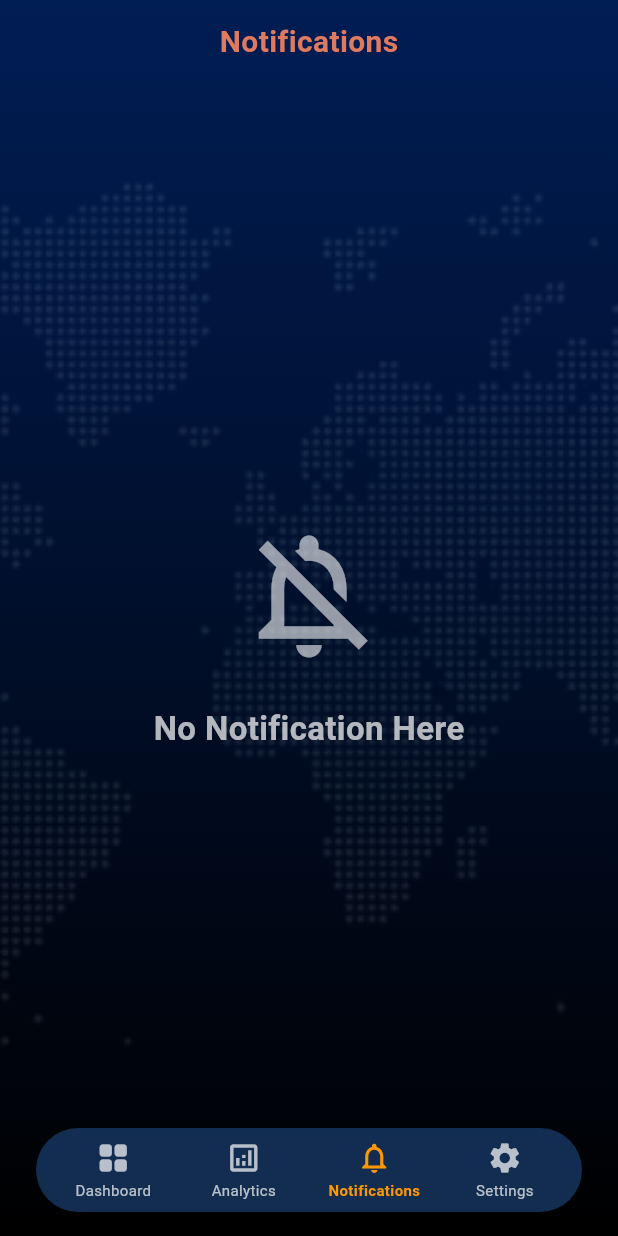
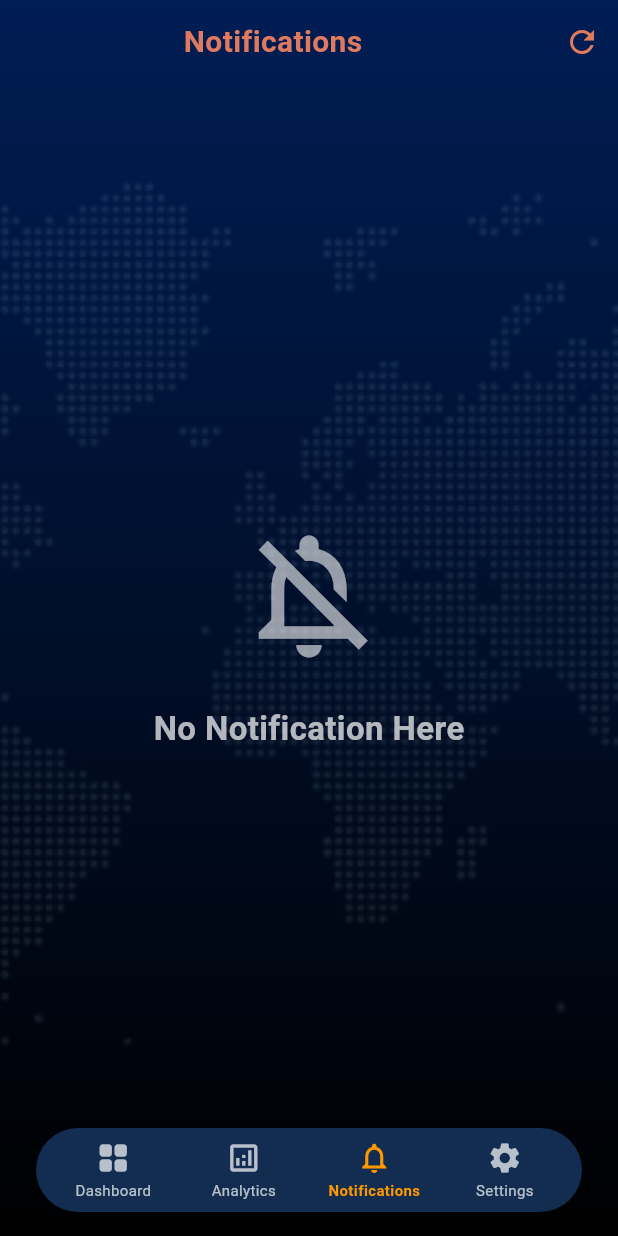
Before and after one commit to Fer3awnsgoat/iot-monitoring-system, a Flutter app: the MainScreen screen opened by its route, item 2 of the bottom bar chosen, after a tap on "Notifications", on a phone screen of 412 x 824 dp. Run offline on Flutter 3.47's test engine with Material 3 defaults, Android fonts, the light colour scheme and no system bars; our stand-ins replace fl_chart, flutter_secure_storage, rating_dialog, shared_preferences; accounts and stored records are empty; network calls fail.

```diff
--- a/lib/models/notification.dart
+++ b/lib/models/notification.dart
@@ -1,25 +1,37 @@
 // Simple model to store notification data
-class AppNotification {
-  final String type; // 'gas', 'temperature', or 'sound'
-  final String status; // 'normal', 'warning', or 'dangerous'
-  final String message; // The notification message
-  final double value; // The sensor value that triggered the notification
-  final DateTime timestamp; // When the notification was created
+class Notification {
+  final String id;
+  final String type;
+  final String message;
+  final DateTime timestamp;
+  final bool read;
 
-  AppNotification({
+  Notification({
+    required this.id,
     required this.type,
-    required this.status,
     required this.message,
-    required this.value,
-    DateTime? timestamp,
-  }) : timestamp = timestamp ?? DateTime.now();
+    required this.timestamp,
+    this.read = false,
+  });
+
+  factory Notification.fromJson(Map<String, dynamic> json) {
+    return Notification(
+      id: json['_id'] ?? json['id'],
+      type: json['type'],
+      message: json['message'],
+      timestamp: DateTime.parse(json['timestamp']),
+      read: json['read'] ?? false,
+    );
+  }
 
   // Convert to JSON for sending to backend
-  Map<String, dynamic> toJson() => {
-        'type': type,
-        'status': status,
-        'message': message,
-        'value': value,
-        'timestamp': timestamp.toIso8601String(),
-      };
+  Map<String, dynamic> toJson() {
+    return {
+      'id': id,
+      'type': type,
+      'message': message,
+      'timestamp': timestamp.toIso8601String(),
+      'read': read,
+    };
+  }
 }
--- a/lib/notification_service.dart
+++ b/lib/notification_service.dart
@@ -2,7 +2,7 @@ import 'package:flutter/material.dart';
 import 'package:http/http.dart' as http;
 import 'dart:convert';
 import 'package:flutter_secure_storage/flutter_secure_storage.dart';
-import 'models/notification.dart';
+import 'models/notification.dart' as app_notification;
 import 'config.dart';
 import 'dart:async';
 
@@ -26,10 +26,11 @@ class NotificationService {
   double _soundDangerThreshold = 100.0;
 
   // List to store notifications in memory
-  final List<AppNotification> _notifications = [];
+  final List<app_notification.Notification> _notifications = [];
 
   // Getter for notifications
-  List<AppNotification> get notifications => List.unmodifiable(_notifications);
+  List<app_notification.Notification> get notifications =>
+      List.unmodifiable(_notifications);
 
   // Initialize and sync thresholds from backend
   Future<void> initializeThresholds() async {
@@ -228,11 +229,13 @@ class NotificationService {
     required double value,
   }) async {
     // Create notification object
-    final notification = AppNotification(
+    final notification = app_notification.Notification(
+      id: DateTime.now()
+          .millisecondsSinceEpoch
+          .toString(), // Generate a temporary ID
       type: type,
-      status: status,
       message: message,
-      value: value,
+      timestamp: DateTime.now(),
     );
 
     // Add to in-memory list
--- /dev/null
+++ b/lib/providers/notification_provider.dart
@@ -0,0 +1,107 @@
+import 'package:flutter/material.dart';
+import 'package:provider/provider.dart';
+import 'package:http/http.dart' as http;
+import 'dart:convert';
+import 'package:flutter_secure_storage/flutter_secure_storage.dart';
+import '../models/notification.dart'
+    as app_notification; // Import with a prefix
+import '../config.dart'; // Assuming you have a config file for your API base URL
+
+class NotificationProvider with ChangeNotifier {
+  final _storage = const FlutterSecureStorage();
+  List<app_notification.Notification> _notifications =
+      []; // Use the prefixed name
+  bool _isLoading = false;
+  String? _error;
+
+  List<app_notification.Notification> get notifications =>
+      _notifications; // Use the prefixed name
+  bool get isLoading => _isLoading;
+  String? get error => _error;
+
+  Future<void> fetchNotifications() async {
+    debugPrint('Fetching notifications...');
+    _isLoading = true;
+    _error = null;
+    notifyListeners();
+
+    try {
+      final token = await _storage.read(key: 'auth_token');
+      if (token == null) {
+        _error = 'No authentication token found';
+        debugPrint('Error: $_error');
+        return;
+      }
+
+      final url = Uri.parse(
+          Config.notificationsEndpoint); // Use the correct endpoint from Config
+      debugPrint('Fetching from URL: $url');
+
+      final response = await http.get(
+        url,
+        headers: {
+          'Authorization': 'Bearer $token',
+        },
+      );
+      debugPrint('Response status: ${response.statusCode}');
+      debugPrint('Response body: ${response.body}');
+
+      if (response.statusCode == 200) {
+        List<dynamic> notificationsJson = json.decode(response.body);
+        _notifications = notificationsJson
+            .map((json) => app_notification.Notification.fromJson(json))
+            .toList(); // Use the prefixed name
+        debugPrint('Fetched ${_notifications.length} notifications');
+      } else {
+        _error = 'Failed to load notifications: ${response.statusCode}';
+        debugPrint('Error: $_error');
+      }
+    } catch (e) {
+      _error = 'Error fetching notifications: ${e.toString()}';
+      debugPrint('Exception: $_error');
+    }
+
+    _isLoading = false;
+    notifyListeners();
+  }
+
+  Future<void> deleteNotification(String id) async {
+    debugPrint('Deleting notification: $id');
+    try {
+      final token = await _storage.read(key: 'auth_token');
+      if (token == null) {
+        _error = 'No authentication token found';
+        debugPrint('Error: $_error');
+        return;
+      }
+
+      final url = Uri.parse(
+          '${Config.notificationsEndpoint}/$id'); // Use the correct endpoint from Config
+      debugPrint('Delete URL: $url');
+
+      final response = await http.delete(
+        url,
+        headers: {
+          'Authorization': 'Bearer $token',
+        },
+      );
+      debugPrint('Delete response status: ${response.statusCode}');
+
+      if (response.statusCode == 200) {
+        _notifications.removeWhere((notification) => notification.id == id);
+        debugPrint('Notification deleted successfully');
+        notifyListeners();
+      } else {
+        _error = 'Failed to delete notification: ${response.statusCode}';
+        debugPrint('Delete error: $_error');
+        notifyListeners();
+      }
+    } catch (e) {
+      _error = 'Error deleting notification: ${e.toString()}';
+      debugPrint('Delete exception: $_error');
+      notifyListeners();
+    }
+  }
+
+  // You might add other methods like markAsRead, etc.
+}
--- a/lib/screens/main_screen.dart
+++ b/lib/screens/main_screen.dart
@@ -5,6 +5,8 @@ import 'analytics_screen.dart';
 import 'notifications_screen.dart';
 import 'settings_screen.dart';
 import '../widgets/custom_bottom_nav.dart';
+import '../providers/notification_provider.dart';
+import 'package:provider/provider.dart';
 
 class MainScreen extends StatefulWidget {
   final NotificationService notificationService;
@@ -27,11 +29,11 @@ class _MainScreenState extends State<MainScreen> {
   @override
   void initState() {
     super.initState();
-    // Initialize screens, pass notificationService to NotificationsScreen
+    // Initialize screens
     _screens = [
       const DashboardScreen(),
       const AnalyticsScreen(),
-      NotificationsScreen(notificationService: widget.notificationService),
+      NotificationsScreen(), // Removed const since it's not a const constructor
       const SettingsScreen(),
     ];
   }
@@ -44,7 +46,13 @@ class _MainScreenState extends State<MainScreen> {
 
   @override
   Widget build(BuildContext context) {
-    return Scaffold(
+    return MultiProvider(
+      providers: [
+        ChangeNotifierProvider(
+          create: (_) => NotificationProvider(),
+        ),
+      ],
+      child: Scaffold(
         extendBody: true,
         body: IndexedStack(
           index: _selectedIndex,
@@ -54,6 +62,7 @@ class _MainScreenState extends State<MainScreen> {
           currentIndex: _selectedIndex,
           onTap: _onItemTapped,
         ),
+      ),
     );
   }
 }
--- a/lib/screens/notifications_screen.dart
+++ b/lib/screens/notifications_screen.dart
@@ -1,28 +1,51 @@
 import 'package:flutter/material.dart';
 import '../notification_service.dart';
 import '../widgets/common_background.dart';
+import '../models/notification.dart' as app_notification;
+import '../providers/notification_provider.dart';
+import 'package:provider/provider.dart';
+import 'package:intl/intl.dart';
 
-class NotificationsScreen extends StatelessWidget {
-  final NotificationService notificationService;
+class NotificationsScreen extends StatefulWidget {
+  @override
+  _NotificationsScreenState createState() => _NotificationsScreenState();
+}
 
-  const NotificationsScreen({
-    super.key,
-    required this.notificationService,
-  });
+class _NotificationsScreenState extends State<NotificationsScreen> {
+  @override
+  void initState() {
+    super.initState();
+    Future.microtask(() =>
+        Provider.of<NotificationProvider>(context, listen: false)
+            .fetchNotifications());
+  }
+
+  Future<void> _refreshNotifications() async {
+    await Provider.of<NotificationProvider>(context, listen: false)
+        .fetchNotifications();
+  }
+
+  Future<void> _deleteNotification(String id) async {
+    await Provider.of<NotificationProvider>(context, listen: false)
+        .deleteNotification(id);
+  }
 
   @override
   Widget build(BuildContext context) {
-    final notifications = notificationService.notifications;
     return Scaffold(
-      extendBody: true, // Allow background to extend behind nav bar
+      extendBody: true,
       body: CommonBackground(
         child: Column(
           children: [
-            // Header Title (same as other screens)
-            const SafeArea(
+            // Header Title with Refresh Button
+            SafeArea(
               bottom: false,
               child: SizedBox(
                 height: kToolbarHeight,
+                child: Row(
+                  mainAxisAlignment: MainAxisAlignment.spaceBetween,
+                  children: [
+                    Expanded(
                       child: Center(
                         child: Text(
                           'Notifications',
@@ -33,11 +56,24 @@ class NotificationsScreen extends StatelessWidget {
                         ),
                       ),
                     ),
+                    IconButton(
+                      icon: Icon(Icons.refresh, color: Color(0xFFE07A5F)),
+                      onPressed: _refreshNotifications,
+                    ),
+                  ],
+                ),
+              ),
             ),
             // Main content
             Expanded(
-              child: notifications.isEmpty
-                  ? Center(
+              child: Consumer<NotificationProvider>(
+                builder: (context, notificationProvider, child) {
+                  if (notificationProvider.isLoading) {
+                    return Center(child: CircularProgressIndicator());
+                  }
+
+                  if (notificationProvider.notifications.isEmpty) {
+                    return Center(
                       child: Column(
                         mainAxisAlignment: MainAxisAlignment.center,
                         children: [
@@ -54,28 +90,32 @@ class NotificationsScreen extends StatelessWidget {
                           const SizedBox(height: 32),
                         ],
                       ),
-                    )
-                  : ListView.builder(
-                      itemCount: notifications.length,
+                    );
+                  }
+
+                  return ListView.builder(
+                    padding: EdgeInsets.all(16.0),
+                    itemCount: notificationProvider.notifications.length,
                     itemBuilder: (context, index) {
-                        final notification = notifications[index];
+                      final notification =
+                          notificationProvider.notifications[index];
                       Color statusColor;
-                        switch (notification.status) {
-                          case 'dangerous':
+                      switch (notification.type) {
+                        case 'gas':
                           statusColor = Colors.red;
                           break;
-                          case 'warning':
+                        case 'temperature':
                           statusColor = Colors.orange;
                           break;
-                          case 'normal':
-                            statusColor = Colors.green;
+                        case 'sound':
+                          statusColor = Colors.blue;
                           break;
                         default:
                           statusColor = Colors.grey;
                       }
+
                       return Card(
-                          margin: const EdgeInsets.symmetric(
-                              horizontal: 16, vertical: 8),
+                        margin: EdgeInsets.symmetric(vertical: 8.0),
                         child: ListTile(
                           leading: CircleAvatar(
                             backgroundColor: statusColor,
@@ -86,20 +126,27 @@ class NotificationsScreen extends StatelessWidget {
                           ),
                           title: Text(
                             notification.message,
-                              style:
-                                  const TextStyle(fontWeight: FontWeight.bold),
+                            style: TextStyle(fontWeight: FontWeight.bold),
                           ),
-                            subtitle: Text(
-                              '${notification.type} - ${notification.timestamp.toString()}',
+                          subtitle: Column(
+                            crossAxisAlignment: CrossAxisAlignment.start,
+                            children: [
+                              SizedBox(height: 4.0),
+                              Text(
+                                '${notification.type.toUpperCase()} - ${DateFormat('yyyy-MM-dd HH:mm').format(notification.timestamp)}',
+                                style: TextStyle(
+                                    color: Colors.grey[600], fontSize: 12.0),
                               ),
-                            trailing: Text(
-                              notification.status.toUpperCase(),
-                              style: TextStyle(
-                                color: statusColor,
-                                fontWeight: FontWeight.bold,
+                            ],
+                          ),
+                          trailing: IconButton(
+                            icon: Icon(Icons.delete, color: Colors.redAccent),
+                            onPressed: () =>
+                                _deleteNotification(notification.id),
                           ),
                         ),
-                          ),
+                      );
+                    },
                   );
                 },
               ),
@@ -123,3 +170,9 @@ class NotificationsScreen extends StatelessWidget {
     }
   }
 }
+
+// You will need to create or update NotificationProvider and app_notification.Notification model
+// in your providers/ and models/ directories respectively.
+// The app_notification.Notification model should at least have 'id', 'type', 'message', and 'timestamp' fields.
+// The NotificationProvider should have fetchNotifications and deleteNotification methods
+// which interact with your backend API.
```
Lines whose indentation alone changed are shown as unchanged.
